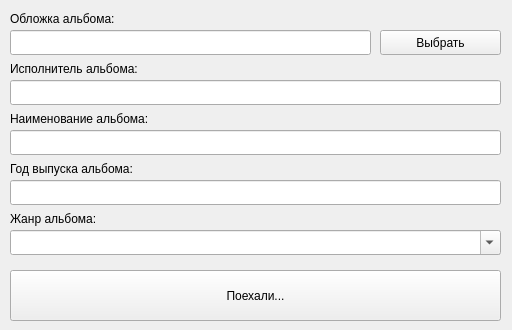
Qt form designs/album.ui (DenisZhmakin/VK-Music-Downloader) before a commit.
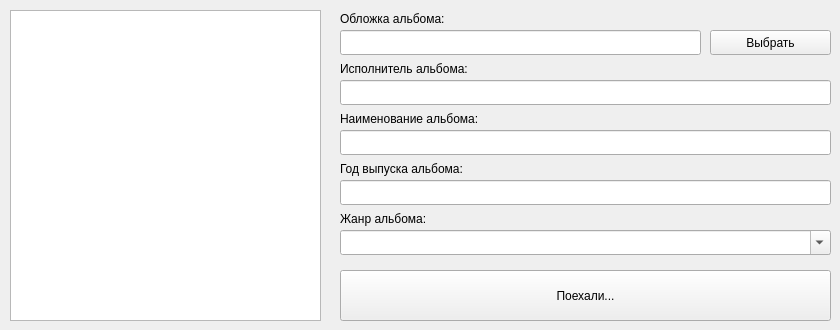
The same form after that commit.

Patch:
```diff
--- a/designs/album.ui
+++ b/designs/album.ui
@@ -6,19 +6,19 @@
    <rect>
     <x>0</x>
     <y>0</y>
-    <width>512</width>
+    <width>840</width>
     <height>330</height>
    </rect>
   </property>
   <property name="minimumSize">
    <size>
-    <width>512</width>
+    <width>840</width>
     <height>330</height>
    </size>
   </property>
   <property name="maximumSize">
    <size>
-    <width>512</width>
+    <width>840</width>
     <height>330</height>
    </size>
   </property>
@@ -28,7 +28,7 @@
   <widget class="QLineEdit" name="cover_line">
    <property name="geometry">
     <rect>
-     <x>10</x>
+     <x>340</x>
      <y>30</y>
      <width>361</width>
      <height>25</height>
@@ -38,7 +38,7 @@
   <widget class="QPushButton" name="cover_button">
    <property name="geometry">
     <rect>
-     <x>380</x>
+     <x>710</x>
      <y>30</y>
      <width>121</width>
      <height>25</height>
@@ -51,7 +51,7 @@
   <widget class="QLabel" name="cover_label">
    <property name="geometry">
     <rect>
-     <x>10</x>
+     <x>340</x>
      <y>10</y>
      <width>141</width>
      <height>17</height>
@@ -64,7 +64,7 @@
   <widget class="QLineEdit" name="artist_line">
    <property name="geometry">
     <rect>
-     <x>10</x>
+     <x>340</x>
      <y>80</y>
      <width>491</width>
      <height>25</height>
@@ -74,7 +74,7 @@
   <widget class="QLabel" name="artist_label">
    <property name="geometry">
     <rect>
-     <x>10</x>
+     <x>340</x>
      <y>60</y>
      <width>171</width>
      <height>17</height>
@@ -87,7 +87,7 @@
   <widget class="QLineEdit" name="album_line">
    <property name="geometry">
     <rect>
-     <x>10</x>
+     <x>340</x>
      <y>130</y>
      <width>491</width>
      <height>25</height>
@@ -97,7 +97,7 @@
   <widget class="QLabel" name="album_label">
    <property name="geometry">
     <rect>
-     <x>10</x>
+     <x>340</x>
      <y>110</y>
      <width>181</width>
      <height>17</height>
@@ -110,7 +110,7 @@
   <widget class="QLabel" name="genre_label">
    <property name="geometry">
     <rect>
-     <x>10</x>
+     <x>340</x>
      <y>210</y>
      <width>111</width>
      <height>17</height>
@@ -123,7 +123,7 @@
   <widget class="QLabel" name="year_label">
    <property name="geometry">
     <rect>
-     <x>10</x>
+     <x>340</x>
      <y>160</y>
      <width>161</width>
      <height>17</height>
@@ -136,7 +136,7 @@
   <widget class="QLineEdit" name="year_line">
    <property name="geometry">
     <rect>
-     <x>10</x>
+     <x>340</x>
      <y>180</y>
      <width>491</width>
      <height>25</height>
@@ -146,7 +146,7 @@
   <widget class="QPushButton" name="result_button">
    <property name="geometry">
     <rect>
-     <x>10</x>
+     <x>340</x>
      <y>270</y>
      <width>491</width>
      <height>51</height>
@@ -159,7 +159,7 @@
   <widget class="QComboBox" name="genre_combobox">
    <property name="geometry">
     <rect>
-     <x>10</x>
+     <x>340</x>
      <y>230</y>
      <width>491</width>
      <height>25</height>
@@ -169,6 +169,16 @@
     <bool>true</bool>
    </property>
   </widget>
+  <widget class="QGraphicsView" name="graphicsView">
+   <property name="geometry">
+    <rect>
+     <x>10</x>
+     <y>10</y>
+     <width>311</width>
+     <height>311</height>
+    </rect>
+   </property>
+  </widget>
  </widget>
  <resources/>
  <connections/>
```
